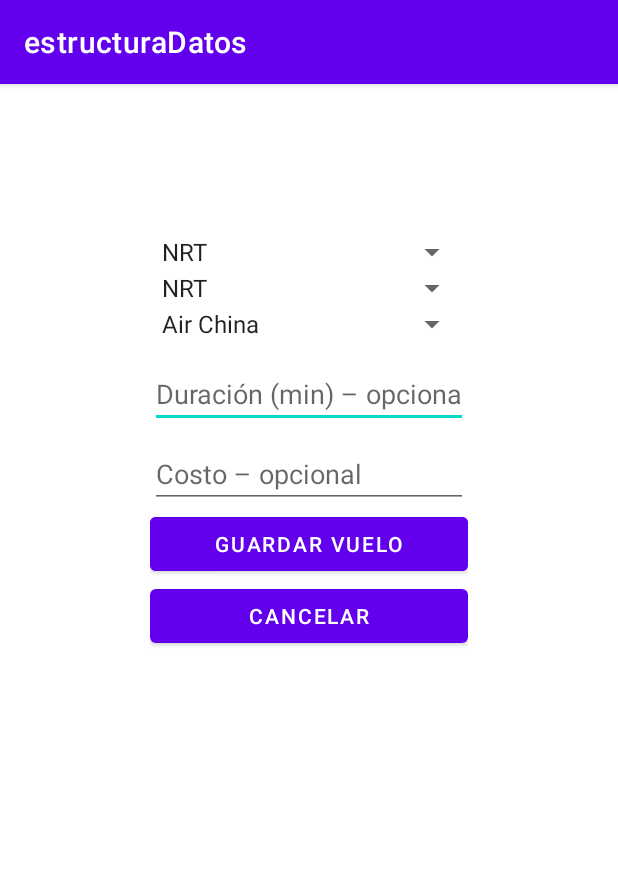
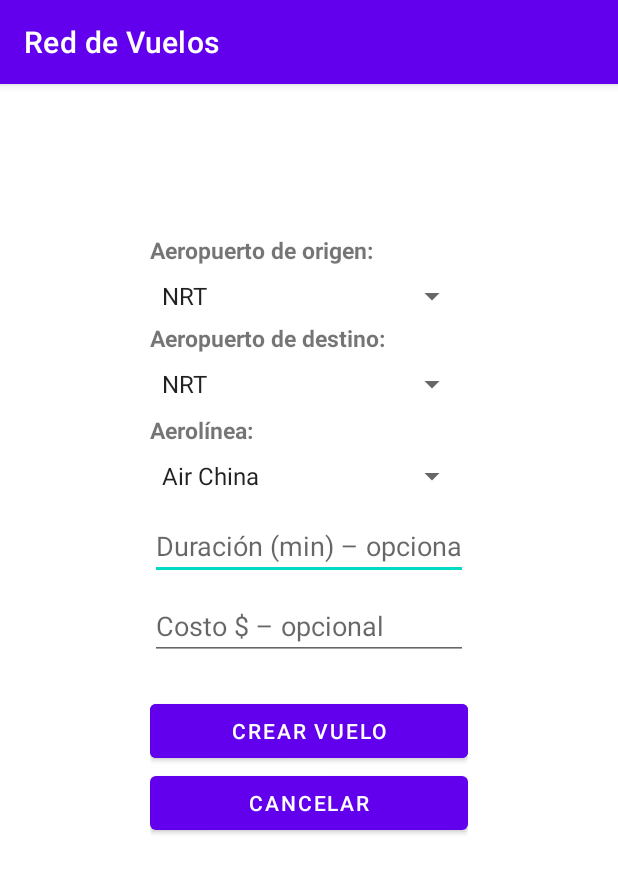
Before and after one commit to JosuePach3co/ProyectoEstructuraDatos, an Android app: the screen it shows after launch (AddFlightActivity), after a tap on "Agregar vuelo", on a phone screen of 412 x 824 dp. Shown: the top 873 px of the screen. Run offline under Robolectric (Android 15) with nearby library versions, the phone set to English and light mode, and no system bars.

Commit message:
Mas arreglos

```diff
--- a/app/src/main/java/com/example/estructuradatos/FlightManager.java
+++ b/app/src/main/java/com/example/estructuradatos/FlightManager.java
@@ -20,7 +20,7 @@ public class FlightManager implements Serializable {
 
     private static final long serialVersionUID = 1L;
 
-    private static final String FILE_NAME = "arch_flights.bin";
+    private static final String FILE_NAME = "archivo_flights.bin";
 
     private static FlightManager instance;
 
@@ -72,32 +72,49 @@ public class FlightManager implements Serializable {
     }
 
     private void loadInitialData() {
+        // Crear aerolineas
         Airline airChina = new Airline("Air China");
-        Airline airBritanica = new Airline("British Airways");
-        Airline airFrancesa = new Airline("Air France");
+        Airline british = new Airline("British Airways");
+        Airline airFrance = new Airline("Air France");
+        Airline delta = new Airline("Delta Airlines");
+        Airline latam = new Airline("LATAM");
 
         airlines.add(airChina);
-        airlines.add(airBritanica);
-        airlines.add(airFrancesa);
+        airlines.add(british);
+        airlines.add(airFrance);
+        airlines.add(delta);
+        airlines.add(latam);
 
+        // Crear 10 aeropuertos
         Airport pkx = new Airport("PKX", "Daxing", 100, 600);
         Airport jfk = new Airport("JFK", "Nueva York", 200, 100);
         Airport lhr = new Airport("LHR", "Londres", 900, 900);
         Airport cdg = new Airport("CDG", "París", 1700, 1100);
         Airport nrt = new Airport("NRT", "Tokio", 500, 1300);
+        Airport gru = new Airport("GRU", "Sao Paulo", 300, 330);
+        Airport syd = new Airport("SYD", "Sídney", 400, 1700);
+        Airport lax = new Airport("LAX", "Los Ángeles", 1000, 500);
+        Airport mxc = new Airport("MEX", "Ciudad de México", 1200, 1500);
+        Airport mad = new Airport("MAD", "Madrid", 1200, 1000);
 
+        // Agregar aeropuertos al grafo
         flightGraph.addAirport(pkx);
         flightGraph.addAirport(jfk);
         flightGraph.addAirport(lhr);
         flightGraph.addAirport(cdg);
         flightGraph.addAirport(nrt);
+        flightGraph.addAirport(gru);
+        flightGraph.addAirport(syd);
+        flightGraph.addAirport(lax);
+        flightGraph.addAirport(mxc);
+        flightGraph.addAirport(mad);
 
-        // uso de computeDistance(...) para distancias iniciales
-        flightGraph.addFlight("PKX", "LHR", computeDistance(pkx, lhr), airChina);
-        flightGraph.addFlight("LHR", "JFK", computeDistance(lhr, jfk), airBritanica);
-        flightGraph.addFlight("JFK", "PKX", computeDistance(jfk, pkx), airBritanica);
-        flightGraph.addFlight("PKX", "NRT", computeDistance(pkx, nrt), airChina);
-        flightGraph.addFlight("LHR", "CDG", computeDistance(lhr, cdg), airFrancesa);
+        //creamos los vuelos
+        addFlight("PKX", "LHR", computeDistance(pkx, lhr), computeEstimatedDurationMin(computeDistance(pkx, lhr)), computeEstimatedCost(computeDistance(pkx, lhr)), airChina);
+        addFlight("LHR", "JFK", computeDistance(lhr, jfk), computeEstimatedDurationMin(computeDistance(lhr, jfk)), computeEstimatedCost(computeDistance(lhr, jfk)), british);
+        addFlight("JFK", "GRU", computeDistance(jfk, gru), computeEstimatedDurationMin(computeDistance(jfk, gru)), computeEstimatedCost(computeDistance(jfk, gru)), delta);
+        addFlight("GRU", "NRT", computeDistance(gru, nrt), computeEstimatedDurationMin(computeDistance(gru, nrt)), computeEstimatedCost(computeDistance(gru, nrt)), latam);
+        addFlight("MAD", "CDG", computeDistance(mad, cdg), computeEstimatedDurationMin(computeDistance(mad, cdg)), computeEstimatedCost(computeDistance(mad, cdg)), airFrance);
     }
 
 
--- a/app/src/main/java/com/example/estructuradatos/GraphAL.java
+++ b/app/src/main/java/com/example/estructuradatos/GraphAL.java
@@ -51,13 +51,14 @@ public class GraphAL implements Serializable {
         }
         return true;
     }
-
+    /**
     // Compatibilidad con llamadas antiguas: calcula valores por defecto
     public boolean addFlight(String iataOrigin, String iataDestination, double distance, Airline airline) {
         double defDur = FlightManager.computeEstimatedDurationMin(distance);
         double defCost = FlightManager.computeEstimatedCost(distance);
         return addFlight(iataOrigin, iataDestination, distance, defDur, defCost, airline);
-    }
+    }**/
+
 
     public Airport findAirport(String iataCode) {
         return this.airports.get(iataCode);
--- a/app/src/main/res/layout/activity_add_flight.xml
+++ b/app/src/main/res/layout/activity_add_flight.xml
@@ -8,16 +8,39 @@
     android:fitsSystemWindows="true"
     android:paddingTop="?attr/actionBarSize">
 
+    <TextView
+        android:layout_width="wrap_content"
+        android:layout_height="wrap_content"
+        android:text="Aeropuerto de origen:"
+        android:textSize="15sp"
+        android:textStyle="bold"
+        android:layout_marginBottom="8dp" />
     <Spinner
         android:id="@+id/spinnerOrigen"
         android:layout_width="match_parent"
-        android:layout_height="wrap_content" />
+        android:layout_height="wrap_content"
+        android:layout_marginBottom="5dp"/>
+    <TextView
+        android:layout_width="wrap_content"
+        android:layout_height="wrap_content"
+        android:text="Aeropuerto de destino:"
+        android:textSize="15sp"
+        android:textStyle="bold"
+        android:layout_marginBottom="8dp" />
 
     <Spinner
         android:id="@+id/spinnerDestino"
         android:layout_width="match_parent"
-        android:layout_height="wrap_content" />
+        android:layout_height="wrap_content"
+        android:layout_marginBottom="8dp"/>
 
+    <TextView
+        android:layout_width="wrap_content"
+        android:layout_height="wrap_content"
+        android:text="Aerolínea:"
+        android:textSize="15sp"
+        android:textStyle="bold"
+        android:layout_marginBottom="8dp" />
     <Spinner
         android:id="@+id/spinnerAerolinea"
         android:layout_width="match_parent"
@@ -29,22 +52,25 @@
         android:layout_height="wrap_content"
         android:hint="Duración (min) – opcional"
         android:inputType="numberDecimal"
-        android:layout_marginTop="12dp"/>
+        android:layout_marginTop="12dp"
+        />
 
     <EditText
         android:id="@+id/etCost"
         android:layout_width="match_parent"
         android:layout_height="wrap_content"
-        android:hint="Costo – opcional"
+        android:hint="Costo $ – opcional"
         android:inputType="numberDecimal"
-        android:layout_marginTop="8dp"/>
+        android:layout_marginTop="8dp"
+        android:layout_marginBottom="8dp"/>
 
     <Button
         android:id="@+id/btnGuardar"
-        android:text="Guardar Vuelo"
+        android:text="Crear Vuelo"
         android:layout_width="match_parent"
         android:layout_height="wrap_content"
         android:backgroundTint="@color/purple_500"
+        android:layout_marginTop="15dp"
         android:textColor="@android:color/white"/>
 
     <Button
--- a/app/src/main/res/layout/delete_airport_list.xml
+++ b/app/src/main/res/layout/delete_airport_list.xml
@@ -8,7 +8,7 @@
     <TextView
         android:layout_width="wrap_content"
         android:layout_height="wrap_content"
-        android:text="Toca un aeropuerto para eliminarlo:"
+        android:text="Aeropuertos disponibles:"
         android:textSize="18sp"
         android:textStyle="bold"
         android:layout_marginBottom="16dp" />
--- a/app/src/main/res/layout/delete_flight_list.xml
+++ b/app/src/main/res/layout/delete_flight_list.xml
@@ -8,7 +8,7 @@
     <TextView
         android:layout_width="wrap_content"
         android:layout_height="wrap_content"
-        android:text="Toca un vuelo para eliminarlo:"
+        android:text="Vuelos disponibles:"
         android:textSize="18sp"
         android:textStyle="bold"
         android:layout_marginBottom="16dp" />
--- a/app/src/main/res/layout/edit_flight.xml
+++ b/app/src/main/res/layout/edit_flight.xml
@@ -13,6 +13,7 @@
         android:layout_height="wrap_content"
         android:text="Aeropuerto de Origen"
         android:textSize="16sp"
+        android:textStyle="bold"
         android:paddingTop="8dp" />
 
     <Spinner
@@ -25,6 +26,7 @@
         android:layout_width="wrap_content"
         android:layout_height="wrap_content"
         android:text="Aeropuerto de Destino"
+        android:textStyle="bold"
         android:textSize="16sp"
         android:paddingTop="16dp" />
 
@@ -38,6 +40,7 @@
         android:layout_width="wrap_content"
         android:layout_height="wrap_content"
         android:text="Aerolínea"
+        android:textStyle="bold"
         android:textSize="16sp"
         android:paddingTop="16dp" />
 
--- a/app/src/main/res/values/strings.xml
+++ b/app/src/main/res/values/strings.xml
@@ -1,3 +1,3 @@
 <resources>
-    <string name="app_name">estructuraDatos</string>
+    <string name="app_name">Red de Vuelos</string>
 </resources>
```
Also changed, not shown: app/src/main/java/com/example/estructuradatos/MainActivity.java (+14 -0 lines), app/src/main/res/layout/activity_add_airport.xml (+9 -3 lines), app/src/main/res/layout/delete_activity.xml (+4 -4 lines), app/src/main/res/layout/edit_airport.xml (+29 -19 lines).
